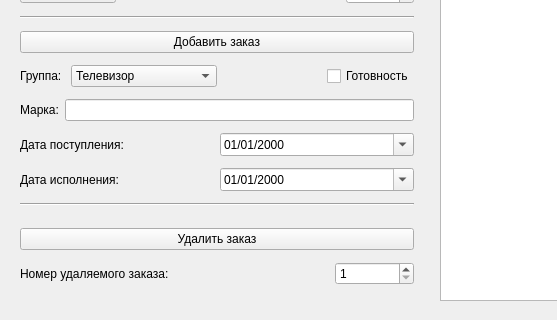
The window that LabWork_2/Task_2/mainwindow.ui (Max2772/FoA-P-2-Semester-) describes before a commit, drawn with Qt 5; both pictures show x 0 to 557 and y 400 to 720 of the 1280 by 720 pixel window.
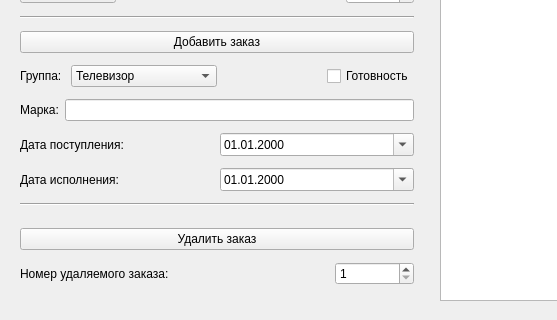
The same window after the commit. Icons and pictures are not drawn.

What changed in the file:
```diff
--- a/LabWork_2/Task_2/mainwindow.ui
+++ b/LabWork_2/Task_2/mainwindow.ui
@@ -373,7 +373,7 @@
        <item>
         <widget class="QDateEdit" name="dateEditReceiptDate">
          <property name="displayFormat">
-          <string>dd/MM/yyyy</string>
+          <string>dd.MM.yyyy</string>
          </property>
          <property name="calendarPopup">
           <bool>true</bool>
@@ -410,7 +410,7 @@
        <item>
         <widget class="QDateEdit" name="dateEditCompletionDate">
          <property name="displayFormat">
-          <string>dd/MM/yyyy</string>
+          <string>dd.MM.yyyy</string>
          </property>
          <property name="calendarPopup">
           <bool>true</bool>
```
